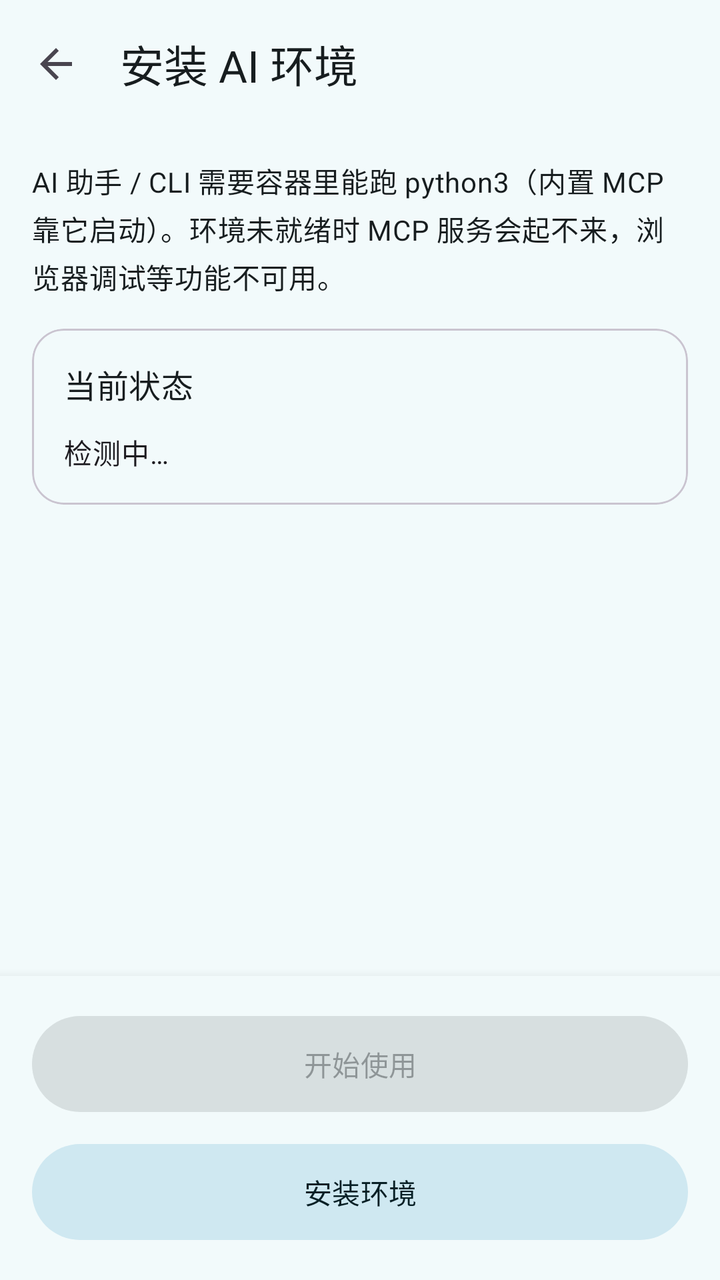
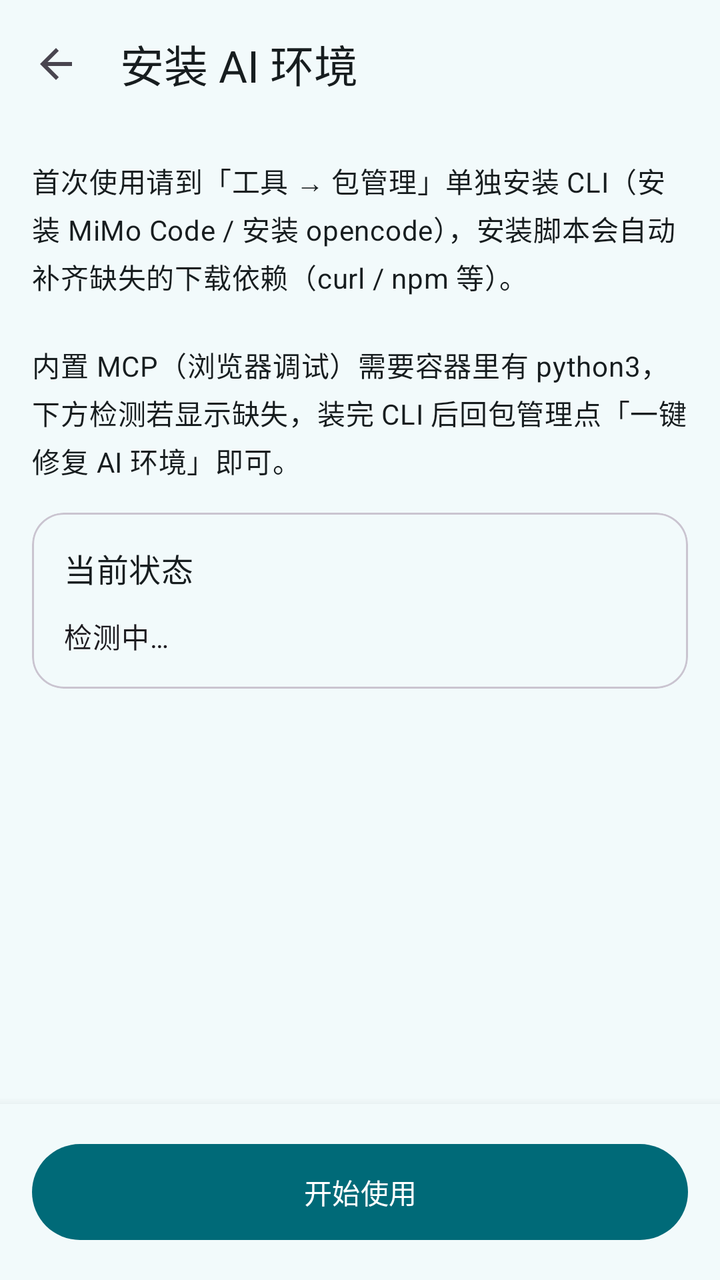

Two renders of the same Android screen: before a commit and after it. Below are the layout's source before the change and the commit's diff.
<!-- AndroidManifest.xml: application theme Theme.CodeTool -->
<!-- res/layout/activity_env_setup.xml -->
<?xml version="1.0" encoding="utf-8"?>
<LinearLayout xmlns:android="http://schemas.android.com/apk/res/android"
    xmlns:app="http://schemas.android.com/apk/res-auto"
    android:layout_width="match_parent"
    android:layout_height="match_parent"
    android:orientation="vertical"
    android:background="?android:attr/colorBackground">

    <com.google.android.material.appbar.MaterialToolbar
        android:id="@+id/envToolbar"
        android:layout_width="match_parent"
        android:layout_height="?attr/actionBarSize"
        android:background="?attr/colorSurface"
        app:navigationIcon="?attr/homeAsUpIndicator"
        app:title="安装 AI 环境"
        app:titleTextColor="?attr/colorOnSurface" />

    <ScrollView
        android:layout_width="match_parent"
        android:layout_height="0dp"
        android:layout_weight="1"
        android:fillViewport="true">

        <LinearLayout
            android:layout_width="match_parent"
            android:layout_height="wrap_content"
            android:orientation="vertical"
            android:padding="@dimen/spacing_lg">

            <com.google.android.material.textview.MaterialTextView
                android:layout_width="match_parent"
                android:layout_height="wrap_content"
                android:text="AI 助手 / CLI 需要容器里能跑 python3（内置 MCP 靠它启动）。环境未就绪时 MCP 服务会起不来，浏览器调试等功能不可用。"
                android:textAppearance="?attr/textAppearanceBodyMedium"
                android:textColor="?attr/colorOnSurface"
                android:lineSpacingMultiplier="1.35" />

            
            <com.google.android.material.card.MaterialCardView
                android:layout_width="match_parent"
                android:layout_height="wrap_content"
                android:layout_marginTop="@dimen/spacing_lg"
                app:cardCornerRadius="16dp"
                app:cardElevation="0dp"
                app:strokeWidth="1dp">

                <LinearLayout
                    android:layout_width="match_parent"
                    android:layout_height="wrap_content"
                    android:orientation="vertical"
                    android:padding="@dimen/spacing_lg">

                    <com.google.android.material.textview.MaterialTextView
                        android:layout_width="match_parent"
                        android:layout_height="wrap_content"
                        android:text="当前状态"
                        android:textAppearance="?attr/textAppearanceTitleMedium"
                        android:textColor="?attr/colorOnSurface" />

                    <com.google.android.material.textview.MaterialTextView
                        android:id="@+id/envStatusText"
                        android:layout_width="match_parent"
                        android:layout_height="wrap_content"
                        android:layout_marginTop="@dimen/spacing_md"
                        android:text="检测中…"
                        android:textAppearance="?attr/textAppearanceBodyMedium" />
                </LinearLayout>
            </com.google.android.material.card.MaterialCardView>

            
            <com.google.android.material.card.MaterialCardView
                android:id="@+id/envProgressCard"
                android:layout_width="match_parent"
                android:layout_height="wrap_content"
                android:layout_marginTop="@dimen/spacing_md"
                android:visibility="gone"
                app:cardCornerRadius="16dp"
                app:cardElevation="0dp"
                app:strokeWidth="1dp">

                <LinearLayout
                    android:layout_width="match_parent"
                    android:layout_height="wrap_content"
                    android:orientation="vertical"
                    android:padding="@dimen/spacing_lg">

                    <com.google.android.material.textview.MaterialTextView
                        android:id="@+id/envProgressTitle"
                        android:layout_width="match_parent"
                        android:layout_height="wrap_content"
                        android:text="正在安装…"
                        android:textAppearance="?attr/textAppearanceTitleSmall"
                        android:textColor="?attr/colorOnSurface"
                        android:visibility="gone" />

                    <com.google.android.material.progressindicator.LinearProgressIndicator
                        android:id="@+id/envProgress"
                        android:layout_width="match_parent"
                        android:layout_height="wrap_content"
                        android:layout_marginTop="@dimen/spacing_sm"
                        android:indeterminate="true"
                        android:visibility="gone" />

                    <com.google.android.material.textview.MaterialTextView
                        android:id="@+id/envLogText"
                        android:layout_width="match_parent"
                        android:layout_height="wrap_content"
                        android:layout_marginTop="@dimen/spacing_sm"
                        android:fontFamily="monospace"
                        android:textSize="12sp"
                        android:textColor="?attr/colorOnSurfaceVariant" />
                </LinearLayout>
            </com.google.android.material.card.MaterialCardView>

        </LinearLayout>
    </ScrollView>

    <LinearLayout
        android:layout_width="match_parent"
        android:layout_height="wrap_content"
        android:orientation="vertical"
        android:padding="@dimen/spacing_lg"
        android:background="?attr/colorSurface"
        android:elevation="8dp">

        <com.google.android.material.button.MaterialButton
            android:id="@+id/envNext"
            android:layout_width="match_parent"
            android:layout_height="56dp"
            android:text="开始使用"
            android:enabled="false" />

        <com.google.android.material.button.MaterialButton
            android:id="@+id/envInstallBtn"
            style="@style/Widget.Material3.Button.TonalButton"
            android:layout_width="match_parent"
            android:layout_height="56dp"
            android:layout_marginTop="@dimen/spacing_sm"
            android:text="安装环境" />
    </LinearLayout>
</LinearLayout>
<!-- resources referenced by this layout -->
<resources>
  <dimen name="spacing_lg">16dp</dimen>
  <dimen name="spacing_md">12dp</dimen>
  <dimen name="spacing_sm">8dp</dimen>
  <style name="Theme.CodeTool" parent="Theme.Material3.Light.NoActionBar">
          <item name="colorPrimary">@color/light_primary</item>
          <item name="colorOnPrimary">@color/light_on_primary</item>
          <item name="colorPrimaryContainer">@color/light_primary_container</item>
          <item name="colorOnPrimaryContainer">@color/light_on_primary_container</item>
          <item name="colorSecondary">@color/light_secondary</item>
          <item name="colorOnSecondary">@color/light_on_secondary</item>
          <item name="colorSecondaryContainer">@color/light_secondary_container</item>
          <item name="colorOnSecondaryContainer">@color/light_on_secondary_container</item>
          <item name="colorSurface">@color/light_surface</item>
          <item name="colorOnSurface">@color/light_on_surface</item>
          <item name="colorSurfaceVariant">@color/light_surface_variant</item>
          <item name="colorOnSurfaceVariant">@color/light_on_surface_variant</item>
          <item name="colorSurfaceContainer">@color/light_surface_container</item>
          
          <item name="colorSurfaceContainerHigh">?attr/colorSurfaceContainer</item>
          <item name="colorSurfaceContainerLow">?attr/colorSurfaceContainer</item>
          <item name="android:colorBackground">@color/light_background</item>
          <item name="colorOnBackground">@color/light_on_background</item>
          <item name="colorOutline">@color/light_outline</item>
          <item name="colorError">@color/error</item>
          <item name="colorErrorContainer">@color/error_container</item>
          <item name="colorOnErrorContainer">@color/on_error_container</item>
          <item name="android:statusBarColor" tools:targetApi="l">?attr/colorSurface</item>
          <item name="android:navigationBarColor" tools:targetApi="l">@android:color/transparent</item>
          <item name="android:windowLightStatusBar" tools:targetApi="m">true</item>
          <item name="android:windowLightNavigationBar" tools:targetApi="o_mr1">true</item>
          <item name="android:windowBackground">@color/light_background</item>
      </style>
  <color name="light_primary">#FF006A78</color>
  <color name="light_on_primary">#FFFFFFFF</color>
  <color name="light_primary_container">#FF9CEAFB</color>
  <color name="light_on_primary_container">#FF00202A</color>
  <color name="light_secondary">#FF4C636B</color>
  <color name="light_on_secondary">#FFFFFFFF</color>
  <color name="light_secondary_container">#FFCFE8F1</color>
  <color name="light_on_secondary_container">#FF071F25</color>
  <color name="light_surface">#FFF2FAFB</color>
  <color name="light_on_surface">#FF171D1F</color>
  <color name="light_surface_variant">#FFDBE4E8</color>
  <color name="light_on_surface_variant">#FF3F484D</color>
  <color name="light_surface_container">#FFE6EFF1</color>
  <color name="light_background">#FFF2FAFB</color>
  <color name="light_on_background">#FF171D1F</color>
  <color name="light_outline">#FF6F797D</color>
  <color name="error">#FFFFB4AB</color>
  <color name="error_container">#FF93000A</color>
  <color name="on_error_container">#FFFFDAD6</color>
</resources>

<!-- the commit's change to res/layout/activity_env_setup.xml (unified diff, before → after) -->
@@ -30,7 +30,7 @@
             <com.google.android.material.textview.MaterialTextView
                 android:layout_width="match_parent"
                 android:layout_height="wrap_content"
-                android:text="AI 助手 / CLI 需要容器里能跑 python3（内置 MCP 靠它启动）。环境未就绪时 MCP 服务会起不来，浏览器调试等功能不可用。"
+                android:text="首次使用请到「工具 → 包管理」单独安装 CLI（安装 MiMo Code / 安装 opencode），安装脚本会自动补齐缺失的下载依赖（curl / npm 等）。\n\n内置 MCP（浏览器调试）需要容器里有 python3，下方检测若显示缺失，装完 CLI 后回包管理点「一键修复 AI 环境」即可。"
                 android:textAppearance="?attr/textAppearanceBodyMedium"
                 android:textColor="?attr/colorOnSurface"
                 android:lineSpacingMultiplier="1.35" />
@@ -127,8 +127,7 @@
             android:id="@+id/envNext"
             android:layout_width="match_parent"
             android:layout_height="56dp"
-            android:text="开始使用"
-            android:enabled="false" />
+            android:text="开始使用" />
 
         <com.google.android.material.button.MaterialButton
             android:id="@+id/envInstallBtn"
@@ -136,6 +135,7 @@
             android:layout_width="match_parent"
             android:layout_height="56dp"
             android:layout_marginTop="@dimen/spacing_sm"
-            android:text="安装环境" />
+            android:text="一键修复环境"
+            android:visibility="gone" />
     </LinearLayout>
 </LinearLayout>
